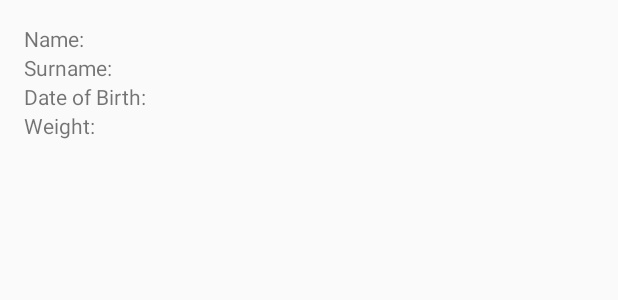
After one commit to arsalenb/RescuePulse, an Android app: the layout activity_post_setup.xml on its own in the app's theme, with its tools: preview values and no code run, on a phone screen of 412 x 824 dp. The commit adds this screen. Shown: the top 300 px of the screen. Run offline under Robolectric (Android 15) with nearby library versions, the phone set to English and light mode, and no system bars.

Commit message:
Implemented SharedPreferences to save user personal information and list of emergency contacts and added post setup activity.

```diff
--- a/mobile/src/main/res/layout/activity_main.xml
+++ b/mobile/src/main/res/layout/activity_main.xml
@@ -24,7 +24,7 @@
         android:src="@drawable/ic_app_logo" />
 
     <Button
-        android:id="@+id/button_initiate"
+        android:id="@+id/initiate_button"
         android:layout_width="wrap_content"
         android:layout_height="wrap_content"
         android:layout_marginTop="20dp"
--- /dev/null
+++ b/mobile/src/main/res/layout/activity_post_setup.xml
@@ -0,0 +1,33 @@
+<?xml version="1.0" encoding="utf-8"?>
+<LinearLayout xmlns:android="http://schemas.android.com/apk/res/android"
+    android:layout_width="match_parent"
+    android:layout_height="match_parent"
+    android:orientation="vertical"
+    android:padding="16dp">
+
+    <TextView
+        android:id="@+id/text_name"
+        android:layout_width="wrap_content"
+        android:layout_height="wrap_content"
+        android:text="Name: " />
+
+    <TextView
+        android:id="@+id/text_surname"
+        android:layout_width="wrap_content"
+        android:layout_height="wrap_content"
+        android:text="Surname: " />
+
+    <TextView
+        android:id="@+id/text_dob"
+        android:layout_width="wrap_content"
+        android:layout_height="wrap_content"
+        android:text="Date of Birth: " />
+
+    <TextView
+        android:id="@+id/text_weight"
+        android:layout_width="wrap_content"
+        android:layout_height="wrap_content"
+        android:text="Weight: " />
+
+
+</LinearLayout>
```
Also changed, not shown: mobile/src/main/java/it/unipi/RescuePulse/mobile/MobileMainActivity.kt (+17 -16 lines), mobile/src/main/java/it/unipi/RescuePulse/mobile/PostSetupActivity.kt (added, +31 -0 lines).
